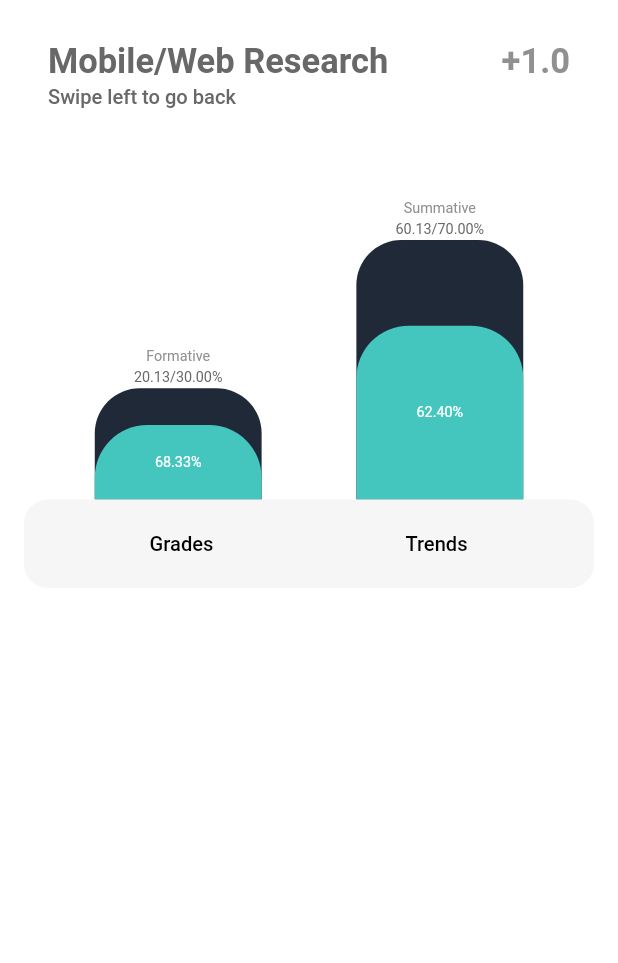
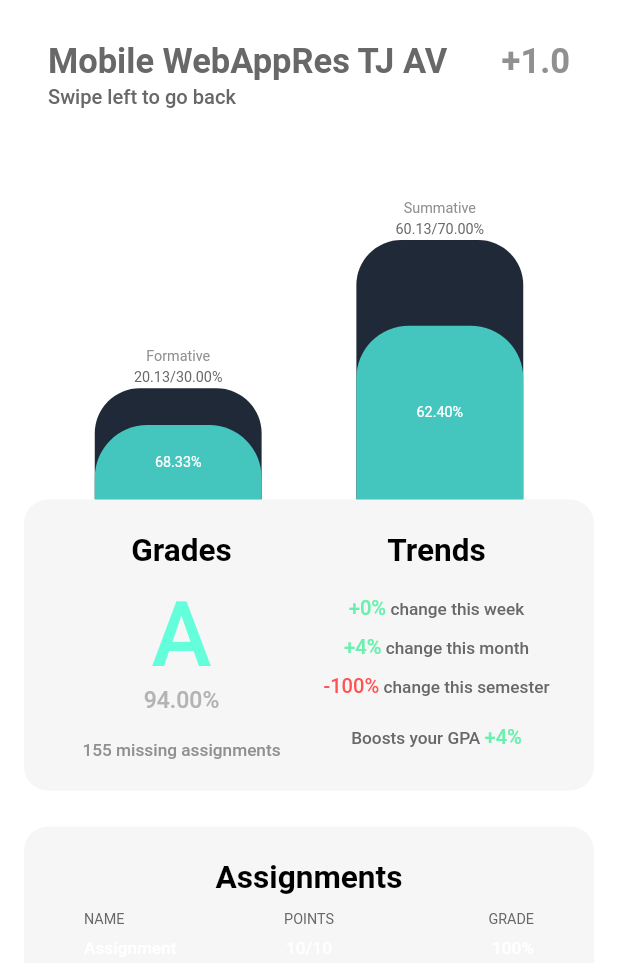
Before and after one commit to IshanA2007/GeneSIS, a Flutter app: the GradesView screen opened directly, on a phone screen of 412 x 824 dp. Shown: the top 963 px of the screen. Run offline on Flutter 3.47's test engine with Material 3 defaults, Android fonts, the light colour scheme and no system bars; our stand-ins replace carousel_slider, fl_chart, flutter_screenutil, get, iconsax, smooth_page_indicator; Roboto replaces fonts that are missing (Poppins).

Commit message:
grades view ui complete (overflow fix pending)

```diff
--- a/lib/features/app/screens/gradebook/widgets/gradebook_gradesview.dart
+++ b/lib/features/app/screens/gradebook/widgets/gradebook_gradesview.dart
@@ -1,56 +1,92 @@
 import 'package:flutter/material.dart';
 import 'package:grades/common/widgets/genesis_card.dart';
+import 'package:grades/features/app/screens/gradebook/widgets/gradebook_gradesview_infocard.dart';
 import 'package:grades/features/app/screens/gradebook/widgets/gradebook_gradesviewappbar.dart';
 import 'package:grades/utils/constants/colors.dart';
 import 'package:grades/utils/constants/sizes.dart';
 import 'package:grades/utils/device/device_utilities.dart';
 
 import 'gradebook_gradesview_gradebars.dart';
+import 'gradebook_gradeview_assignment.dart';
 
 class GradesView extends StatelessWidget {
   const GradesView({super.key});
 
   @override
   Widget build(BuildContext context) {
-    return const Scaffold(
+    var weeklyChange = 0;
+    var monthlyChange = 4;
+    var semesterChange = -100;
+    return Scaffold(
       body: SingleChildScrollView(
         child: Column(
           children: [
-            GradesViewAppBar(
-              className: "Mobile/Web Research",
+            const GradesViewAppBar(
+              className: "Mobile WebAppRes TJ AV",
               gpaBoost: "1.0",
             ),
-            SizedBox(
+            const SizedBox(
               height: GenesisSizes.spaceBtwSections,
             ),
-            GradesViewGradeBars(),
+            const GradesViewGradeBars(),
+            GradesViewInfoCard(
+                weeklyChange: weeklyChange,
+                monthlyChange: monthlyChange,
+                semesterChange: semesterChange),
+            const SizedBox(height: GenesisSizes.lg),
             Padding(
-              padding: EdgeInsets.symmetric(horizontal: GenesisSizes.md),
+              padding: const EdgeInsets.symmetric(horizontal: GenesisSizes.md),
               child: GenesisCard(
                 child: SizedBox(
                   width: double.infinity,
-                  child: Row(
+                  child: Column(
                     children: [
-
-                      Expanded(
-                        child: Column(
-                          mainAxisAlignment: MainAxisAlignment.center,
-                          crossAxisAlignment: CrossAxisAlignment.center,
+                      Text("Assignments",
+                          style: Theme.of(context).textTheme.titleLarge!),
+                      const SizedBox(height: GenesisSizes.sm),
+                      Padding(
+                        padding:
+                            EdgeInsets.symmetric(horizontal: GenesisSizes.cardPaddingLg),
+                        child: Row(
                           children: [
-                            Text("Grades"),
+                            Expanded(
+                              flex: 4,
+                              child: Text(
+                                "NAME",
+                                textAlign: TextAlign.start,
+                                style: Theme.of(context)
+                                    .textTheme
+                                    .labelSmall!
+                                    .apply(color: GenesisColors.darkerGrey),
+                              ),
+                            ),
+                            Expanded(
+                              flex: 2,
+                              child: Text("POINTS",
+                                  textAlign: TextAlign.center,
+                                  style: Theme.of(context)
+                                      .textTheme
+                                      .labelSmall!
+                                      .apply(color: GenesisColors.darkerGrey)),
+                            ),
+                            Expanded(
+                              flex: 4,
+                              child: Text("GRADE",
+                                  textAlign: TextAlign.end,
+                                  style: Theme.of(context)
+                                      .textTheme
+                                      .labelSmall!
+                                      .apply(color: GenesisColors.darkerGrey)),
+                            ),
                           ],
                         ),
                       ),
+                      const SizedBox(height: GenesisSizes.xs),
+                      for (int i = 0; i < 15; i++) ...[
+                        GradesViewAssignment(),
+                        const SizedBox(height: GenesisSizes.sm), // Add SizedBox after each item
+                      ],
 
-                      Expanded(
-                        child: Column(
-                          mainAxisAlignment: MainAxisAlignment.center,
-                          crossAxisAlignment: CrossAxisAlignment.center,
-                          children: [
-                            Text("Trends"),
-                          ],
-                        ),
-                      ),
                     ],
                   ),
                 ),
--- a/lib/features/app/screens/gradebook/widgets/gradebook_gradesview_gradebars.dart
+++ b/lib/features/app/screens/gradebook/widgets/gradebook_gradesview_gradebars.dart
@@ -1,4 +1,3 @@
-
 import 'package:flutter/material.dart';
 import 'package:grades/utils/constants/colors.dart';
 import 'package:grades/utils/device/device_utilities.dart';
@@ -35,25 +34,24 @@ class GradesViewGradeBars extends StatelessWidget {
                   children: [
                     // Background taller container
                     Container(
-                      height: (GenesisDeviceUtils.getScreenHeight() *
-                          0.3 *
-                          0.30), // Slightly taller
+                      height: GenesisDeviceUtils.getScreenHeight() * 0.3 * 0.30,
                       width: GenesisDeviceUtils.getScreenWidth() * 0.27,
                       decoration: BoxDecoration(
                         color: GenesisColors.gradeBarSecondary,
-                        // Change to differentiate
                         borderRadius: BorderRadius.only(
                           topLeft: Radius.circular(30),
                           topRight: Radius.circular(30),
                         ),
                       ),
                     ),
-                    // Foreground main container
-                    Container(
-                      height: (GenesisDeviceUtils.getScreenHeight() *
-                          0.3 *
-                          0.30) *
-                          .67,
+                    // Foreground main container with animation
+                    TweenAnimationBuilder<double>(
+                      tween: Tween(begin: 1.0, end: GenesisDeviceUtils.getScreenHeight() * 0.3 * 0.30 * 0.67),
+                      duration: const Duration(seconds: 1),
+                      curve: Curves.easeOut,  // Smooth transition
+                      builder: (context, height, child) {
+                        return Container(
+                          height: height,
                           width: GenesisDeviceUtils.getScreenWidth() * 0.27,
                           decoration: BoxDecoration(
                             color: GenesisColors.primaryColor,
@@ -75,6 +73,8 @@ class GradesViewGradeBars extends StatelessWidget {
                               // Add more widgets as needed
                             ],
                           ),
+                        );
+                      },
                     ),
                   ],
                 ),
@@ -98,25 +98,24 @@ class GradesViewGradeBars extends StatelessWidget {
                   children: [
                     // Background taller container
                     Container(
-                      height: (GenesisDeviceUtils.getScreenHeight() *
-                          0.3 *
-                          0.70), // Slightly taller
+                      height: GenesisDeviceUtils.getScreenHeight() * 0.3 * 0.70,
                       width: GenesisDeviceUtils.getScreenWidth() * 0.27,
                       decoration: BoxDecoration(
                         color: GenesisColors.gradeBarSecondary,
-                        // Change to differentiate
                         borderRadius: BorderRadius.only(
                           topLeft: Radius.circular(30),
                           topRight: Radius.circular(30),
                         ),
                       ),
                     ),
-                    // Foreground main container
-                    Container(
-                      height: (GenesisDeviceUtils.getScreenHeight() *
-                          0.3 *
-                          0.70) *
-                          .67,
+                    // Foreground main container with animation
+                    TweenAnimationBuilder<double>(
+                      tween: Tween(begin: 1.0, end: GenesisDeviceUtils.getScreenHeight() * 0.3 * 0.70 * 0.67),
+                      duration: const Duration(seconds: 1),
+                      curve: Curves.easeOut,
+                      builder: (context, height, child) {
+                        return Container(
+                          height: height,
                           width: GenesisDeviceUtils.getScreenWidth() * 0.27,
                           decoration: BoxDecoration(
                             color: GenesisColors.primaryColor,
@@ -138,6 +137,8 @@ class GradesViewGradeBars extends StatelessWidget {
                               // Add more widgets as needed
                             ],
                           ),
+                        );
+                      },
                     ),
                   ],
                 ),
--- /dev/null
+++ b/lib/features/app/screens/gradebook/widgets/gradebook_gradesview_infocard.dart
@@ -0,0 +1,194 @@
+
+import 'package:flutter/material.dart';
+
+import '../../../../../common/widgets/genesis_card.dart';
+import '../../../../../utils/constants/colors.dart';
+import '../../../../../utils/constants/sizes.dart';
+
+class GradesViewInfoCard extends StatelessWidget {
+  const GradesViewInfoCard({
+    super.key,
+    required this.weeklyChange,
+    required this.monthlyChange,
+    required this.semesterChange,
+  });
+
+  final int weeklyChange;
+  final int monthlyChange;
+  final int semesterChange;
+
+  @override
+  Widget build(BuildContext context) {
+    return Padding(
+      padding: const EdgeInsets.symmetric(horizontal: GenesisSizes.md),
+      child: GenesisCard(
+        child: SizedBox(
+          width: double.infinity,
+          child: Row(
+            crossAxisAlignment: CrossAxisAlignment.start,
+            children: [
+              Expanded(
+                child: Column(
+                  mainAxisAlignment: MainAxisAlignment.start,
+                  crossAxisAlignment: CrossAxisAlignment.center,
+                  children: [
+                    Text("Grades",
+                        style: Theme.of(context).textTheme.titleLarge!),
+                    const SizedBox(height: GenesisSizes.sm),
+                    const Text(
+                      "A",
+                      style: TextStyle(
+                        fontSize: 60.0,
+                        fontWeight: FontWeight.w500,
+                        color: Colors.tealAccent,
+                      ),
+                      textHeightBehavior: TextHeightBehavior(
+                        applyHeightToFirstAscent: false,
+                        applyHeightToLastDescent: false,
+                      ),
+                    ),
+                    Text(
+                      '${94.toStringAsFixed(2)}%',
+                      style: Theme.of(context)
+                          .textTheme
+                          .titleSmall!
+                          .apply(color: GenesisColors.grey),
+                      textHeightBehavior: const TextHeightBehavior(
+                        applyHeightToFirstAscent: false,
+                        applyHeightToLastDescent: false,
+                      ),
+                    ),
+                    const SizedBox(height: GenesisSizes.spaceBtwItems),
+                    Text(
+                      '155 missing assignments',
+                      style: Theme.of(context)
+                          .textTheme
+                          .labelMedium!
+                          .apply(color: GenesisColors.darkGrey),
+                    ),
+                  ],
+                ),
+              ),
+              Expanded(
+                child: Column(
+                  mainAxisAlignment: MainAxisAlignment.spaceEvenly,
+                  crossAxisAlignment: CrossAxisAlignment.center,
+                  children: [
+                    Text("Trends",
+                        style: Theme.of(context).textTheme.titleLarge!),
+                    const SizedBox(height: GenesisSizes.spaceBtwItems),
+                    RichText(
+                      text: TextSpan(
+                        children: [
+                          TextSpan(
+                            text:
+                            "${weeklyChange >= 0 ? '+' : '-'}${weeklyChange.abs()}%",
+                            style: Theme.of(context)
+                                .textTheme
+                                .bodySmall!
+                                .apply(
+                              color: weeklyChange >= 0
+                                  ? Colors.greenAccent
+                                  : Colors.redAccent,
+                            ),
+                          ),
+                          TextSpan(
+                            text: " change this week",
+                            style: Theme.of(context)
+                                .textTheme
+                                .labelMedium!
+                                .apply(color: GenesisColors.darkerGrey),
+                          ),
+                        ],
+                      ),
+                    ),
+                    const SizedBox(height: GenesisSizes.sm),
+                    RichText(
+                      text: TextSpan(
+                        children: [
+                          TextSpan(
+                            text:
+                            "${monthlyChange >= 0 ? '+' : '-'}${monthlyChange.abs()}%",
+                            style: Theme.of(context)
+                                .textTheme
+                                .bodySmall!
+                                .apply(
+                              color: monthlyChange >= 0
+                                  ? Colors.greenAccent
+                                  : Colors.redAccent,
+                            ),
+                          ),
+                          TextSpan(
+                            text: " change this month",
+                            style: Theme.of(context)
+                                .textTheme
+                                .labelMedium!
+                                .apply(color: GenesisColors.darkerGrey),
+                          ),
+                        ],
+                      ),
+                    ),
+                    const SizedBox(height: GenesisSizes.sm),
+                    RichText(
+                      text: TextSpan(
+                        children: [
+                          TextSpan(
+                            text:
+                            "${semesterChange >= 0 ? '+' : '-'}${semesterChange.abs()}%",
+                            style: Theme.of(context)
+                                .textTheme
+                                .bodySmall!
+                                .apply(
+                              color: semesterChange >= 0
+                                  ? Colors.greenAccent
+                                  : Colors.redAccent,
+                            ),
+                          ),
+                          TextSpan(
+                            text: " change this semester",
+                            style: Theme.of(context)
+                                .textTheme
+                                .labelMedium!
+                                .apply(color: GenesisColors.darkerGrey),
+                          ),
+                        ],
+                      ),
+                    ),
+                    // this one needs to be at the bottom
+                    const SizedBox(height: GenesisSizes.spaceBtwItems),
+
+                    RichText(
+                      text: TextSpan(
+                        children: [
+                          TextSpan(
+                            text: "Boosts your GPA ",
+                            style: Theme.of(context)
+                                .textTheme
+                                .labelMedium!
+                                .apply(color: GenesisColors.darkerGrey),
+                          ),
+                          TextSpan(
+                            text:
+                            "${monthlyChange >= 0 ? '+' : '-'}${monthlyChange.abs()}%",
+                            style: Theme.of(context)
+                                .textTheme
+                                .bodySmall!
+                                .apply(
+                              color: monthlyChange >= 0
+                                  ? Colors.greenAccent
+                                  : Colors.redAccent,
+                            ),
+                          ),
+                        ],
+                      ),
+                    ),
+                  ],
+                ),
+              ),
+            ],
+          ),
+        ),
+      ),
+    );
+  }
+}
--- /dev/null
+++ b/lib/features/app/screens/gradebook/widgets/gradebook_gradeview_assignment.dart
@@ -0,0 +1,53 @@
+import 'package:flutter/material.dart';
+import 'package:grades/common/widgets/genesis_card.dart';
+import 'package:grades/features/app/screens/gradebook/widgets/gradebook_gradesview_infocard.dart';
+import 'package:grades/features/app/screens/gradebook/widgets/gradebook_gradesviewappbar.dart';
+import 'package:grades/utils/constants/colors.dart';
+import 'package:grades/utils/constants/sizes.dart';
+import 'package:grades/utils/device/device_utilities.dart';
+
+import 'gradebook_gradesview_gradebars.dart';
+
+class GradesViewAssignment extends StatelessWidget {
+  const GradesViewAssignment({super.key});
+
+  @override
+  Widget build(BuildContext context) {
+    return Padding(
+      padding: EdgeInsets.symmetric(horizontal: GenesisSizes.cardPaddingLg),
+      child: Row(
+        children: [
+          Expanded(
+            flex: 4,
+            child: Text(
+              "Assignment",
+              textAlign: TextAlign.start,
+              style: Theme.of(context)
+                  .textTheme
+                  .labelMedium!
+                  .apply(color: GenesisColors.white),
+            ),
+          ),
+          Expanded(
+            flex: 2,
+            child: Text("10/10",
+                textAlign: TextAlign.center,
+                style: Theme.of(context)
+                    .textTheme
+                    .labelMedium!
+                    .apply(color: GenesisColors.white)),
+          ),
+          Expanded(
+            flex: 4,
+            child: Text("100%",
+                textAlign: TextAlign.end,
+                style: Theme.of(context)
+                    .textTheme
+                    .labelMedium!
+                    .apply(color: GenesisColors.white)),
+          ),
+        ],
+      ),
+    );
+  }
+}
```
Lines whose indentation alone changed are shown as unchanged.
